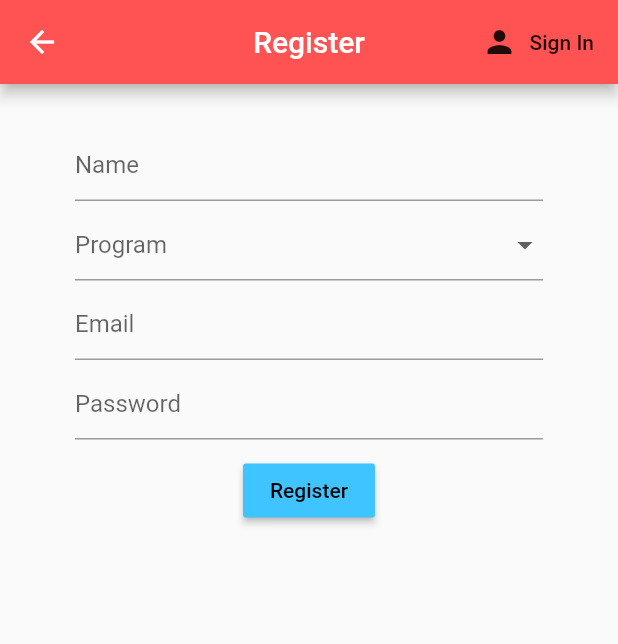
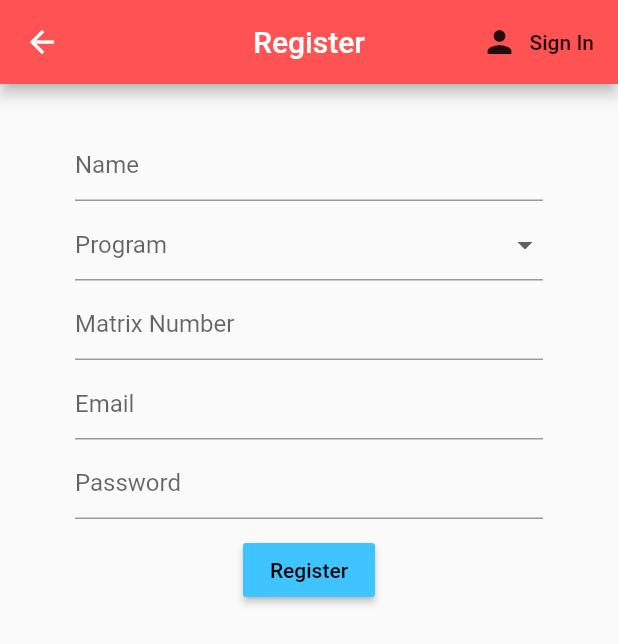
Before and after one commit to Firzan97/Simple-Attendance-using-ibeacon-flutter, a Flutter app: the Register screen opened directly, on a phone screen of 412 x 824 dp. Shown: the top 644 px of the screen. Run offline on Flutter 3.47's test engine with Material 2 defaults, Android fonts, the phone set to English and light mode, and no system bars; our stand-ins replace cloud_firestore, firebase_auth, flutter_spinkit; missing offline and left inert: beacons_plugin; accounts and stored records are empty.

```diff
--- a/lib/screens/authenticate/register.dart
+++ b/lib/screens/authenticate/register.dart
@@ -80,6 +80,18 @@ class _RegisterState extends State<Register> {
                     ),
                     TextFormField(
                       decoration: InputDecoration(
+                        hintText: "Matrix Number",
+                      ),
+                      validator: (val) => val.isEmpty ? "Please Enter Matrix Number" : null,
+                      onChanged: (val) {
+                        setState(() => matrix = val);
+                      },
+                    ),
+                    SizedBox(
+                      height: 5.0,
+                    ),
+                    TextFormField(
+                      decoration: InputDecoration(
                         hintText: "Email",
                       ),
                       validator: (val) => val.isEmpty ? "Enter an email" : null,
--- a/lib/screens/home/home.dart
+++ b/lib/screens/home/home.dart
@@ -135,7 +135,7 @@ class _HomeState extends State<Home> {
             actions: <Widget>[
               FlatButton.icon(
                 icon: Icon(Icons.person),
-                label: Text(widget.uid),
+                label: Text("Log Out"),
                 onPressed: () async {
                   await _auth.signOut();
                 },
--- a/lib/screens/home/user_list.dart
+++ b/lib/screens/home/user_list.dart
@@ -18,6 +18,8 @@ class _UserListState extends State<UserList> {
     final students = Provider.of<List<User>>(context);
     final user = Provider.of<User>(context);
 
+
+
     return StreamBuilder<User>(
       stream: DatabaseService(uid: user.uid).userData,
       builder: (context,snapshot){
@@ -25,7 +27,8 @@ class _UserListState extends State<UserList> {
             itemCount: students.length,
             itemBuilder: (context,index){
               if(students[index].matrix==snapshot.data.matrix) {
-                //await DatabaseService(uid: user.uid).updateAttendance();
+                 DatabaseService(uid: user.uid).updateAttendance();
+                 print("Total student sekarang ---->" + students.length.toString());
                 return UserTile(user: students[index]);
               }
             });
```
Also changed, not shown: lib/screens/home/profile.dart (deleted, +0 -40 lines), lib/screens/home/user_tile.dart (+20 -4 lines), lib/services/database.dart (+6 -4 lines).
